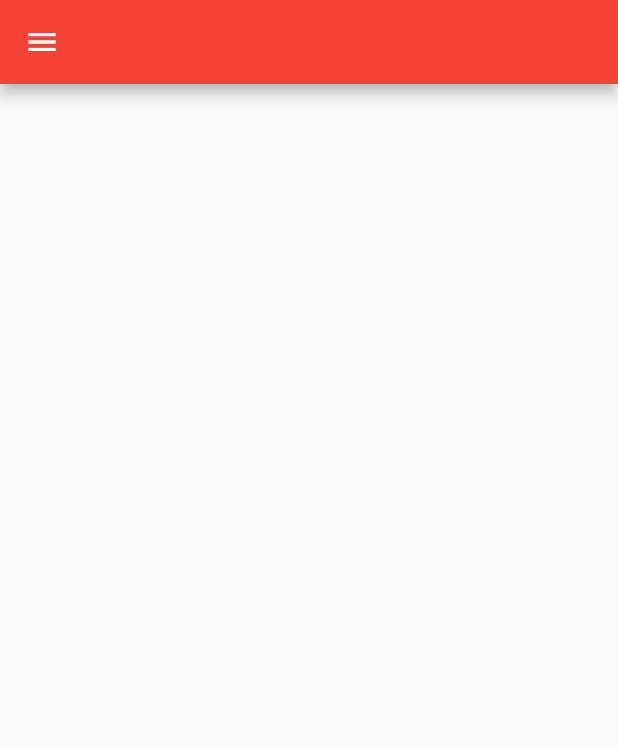
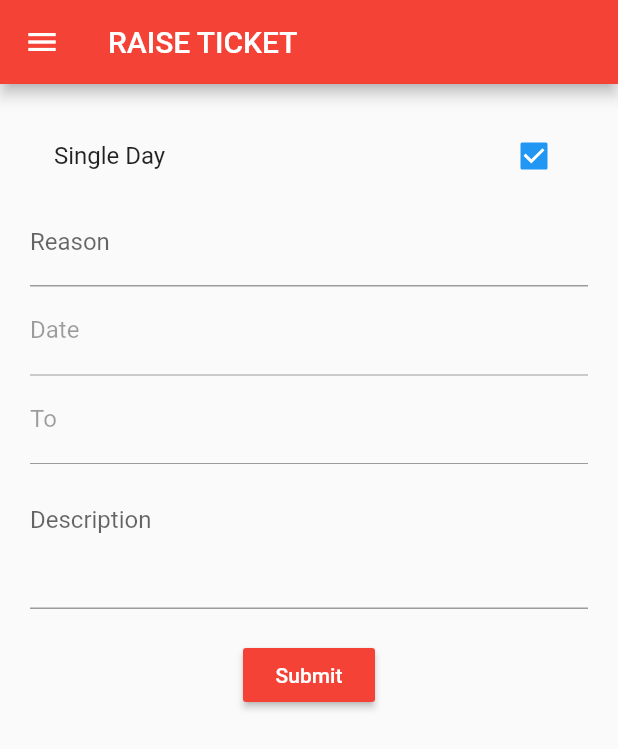
Before and after one commit to dhanasekarkannan/POC_Flutter, a Flutter app: the RaiseTicket screen opened by its route, on a phone screen of 412 x 824 dp. Shown: the top 749 px of the screen. Run offline on Flutter 3.47's test engine with Material 2 defaults, Android fonts, the phone set to English and light mode, and no system bars; our stand-ins replace geolocator, google_maps_flutter, location.

Commit message:
checkin/out time on stats, raise ticked screen updated

```diff
--- a/lib/main.dart
+++ b/lib/main.dart
@@ -17,6 +17,7 @@ class MyApp extends StatelessWidget {
   Widget build(BuildContext context) {
     return MaterialApp(
       title: 'Flutter Demo',
+      debugShowCheckedModeBanner : false,
       theme: ThemeData(
         primarySwatch: Colors.red,
         accentColor: Colors.blue
--- a/lib/model/transaction.dart
+++ b/lib/model/transaction.dart
@@ -4,9 +4,13 @@ class Transaction {
   final String id;
   final double hours;
   final DateTime date;
+  String timeIn;
+  String timeOut;
 
   Transaction(
       {@required this.id,
       @required this.hours,
-      @required this.date});
+      @required this.date,
+      this.timeIn,
+      this.timeOut});
 }
--- a/lib/screens/raise_ticket.dart
+++ b/lib/screens/raise_ticket.dart
@@ -1,11 +1,109 @@
 import 'package:flutter/material.dart';
+import 'package:intl/intl.dart';
+
 import '../widgets/main_drawer.dart';
-class RaiseTicket extends StatelessWidget {
+
+class RaiseTicket extends StatefulWidget {
+  @override
+  _RaiseTicketState createState() => _RaiseTicketState();
+}
+
+class _RaiseTicketState extends State<RaiseTicket> {
+  bool _isSingleDay = true;
+  var toDateCotroller = TextEditingController();
+  var fromDateController = TextEditingController();
+
+  Future<void> _selectToDate(BuildContext context) async {
+    final DateTime picked = await showDatePicker(
+      context: context,
+      initialDate: DateTime.now(),
+      firstDate: DateTime(2015, 8),
+      lastDate: DateTime(2101),
+    );
+    if (picked != null) {
+      setState(() {
+        toDateCotroller.text = DateFormat('dd-MM-yyyy').format(picked);
+      });
+    }
+  }
+
+  Future<void> _selectFromDate(BuildContext context) async {
+    final DateTime picked = await showDatePicker(
+      context: context,
+      initialDate: DateTime.now(),
+      firstDate: DateTime(2015, 8),
+      lastDate: DateTime(2101),
+    );
+    if (picked != null) {
+      setState(() {
+        fromDateController.text = DateFormat('dd-MM-yyyy').format(picked);
+      });
+    }
+  }
+
+  void _onCheckboxClicked(bool value) {
+    setState(() {
+      _isSingleDay = value;
+      toDateCotroller.text = null;
+    });
+  }
+
   @override
   Widget build(BuildContext context) {
     return Scaffold(
-      appBar: AppBar(),
-      drawer: MainDrawer(),
-    );
+        appBar: AppBar(
+          title: Text('RAISE TICKET'),
+        ),
+        drawer: MainDrawer(),
+        body: SingleChildScrollView(
+          padding: EdgeInsets.all(20),
+          child: Column(
+            children: <Widget>[
+              CheckboxListTile(
+                onChanged: (v) => _onCheckboxClicked(v),
+                value: _isSingleDay,
+                controlAffinity: ListTileControlAffinity.platform,
+                title: Text('Single Day'),
+              ),
+              TextField(
+                decoration: InputDecoration(labelText: 'Reason'),
+              ),
+              TextField(
+                onTap: () {
+                  _selectFromDate(context);
+                },
+                decoration: InputDecoration(
+                  labelText: _isSingleDay ? 'Date' : 'From',
+                ),
+                controller: toDateCotroller,
+                enabled: !_isSingleDay,
+              ),
+              TextField(
+                decoration: InputDecoration(enabled : false , labelText: 'To'),
+                controller: toDateCotroller,
+                enabled: !_isSingleDay,
+                onTap: () {
+
+                  _selectToDate(context);
+                },
+              ),
+              TextField(
+                decoration: InputDecoration(
+                    labelText: 'Description', alignLabelWithHint: true),
+                maxLines: 3,
+              ),
+              SizedBox(
+                height: 20,
+              ),
+              RaisedButton(
+                  child: Text(
+                    'Submit',
+                    style: TextStyle(color: Colors.white),
+                  ),
+                  color: Theme.of(context).primaryColor,
+                  onPressed: () {}),
+            ],
+          ),
+        ));
   }
 }
```
Also changed, not shown: lib/screens/statistic.dart (+21 -1 lines), lib/widgets/location_input.dart (+4 -4 lines), lib/widgets/main_drawer.dart (+4 -4 lines), lib/widgets/transation_list.dart (+98 -34 lines).
